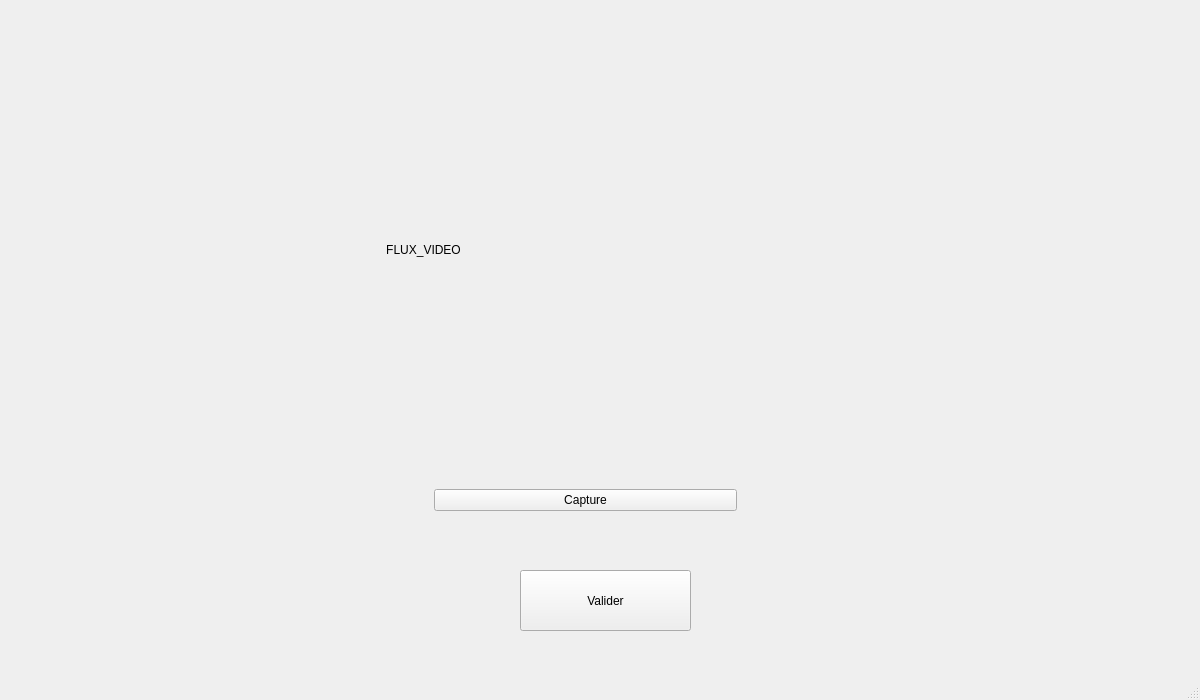
Above: reco_terrain.ui from Electrom500/Quadrimon before the change. Below: the same form after it.
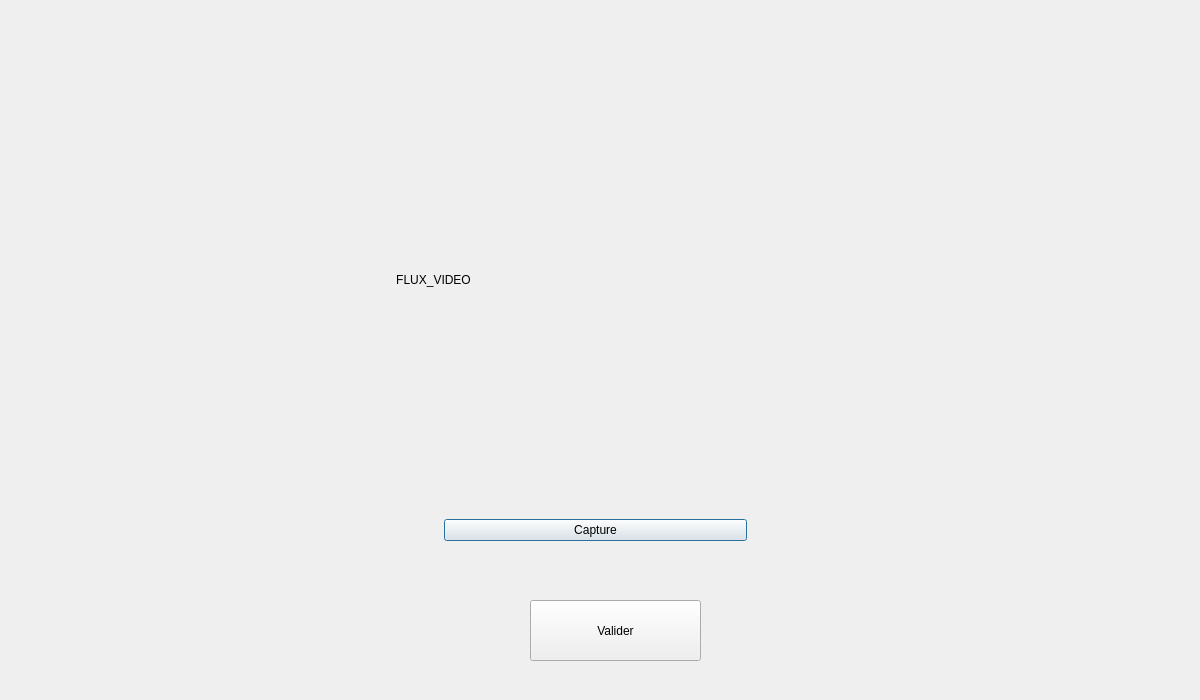
That is the form after the change.

The edit to the form file:
```diff
--- a/reco_terrain.ui
+++ b/reco_terrain.ui
@@ -1,7 +1,7 @@
 <?xml version="1.0" encoding="UTF-8"?>
 <ui version="4.0">
  <class>Reco_terrain</class>
- <widget class="QMainWindow" name="Reco_terrain">
+ <widget class="QDialog" name="Reco_terrain">
   <property name="geometry">
    <rect>
     <x>0</x>
@@ -13,25 +13,11 @@
   <property name="windowTitle">
    <string>MainWindow</string>
   </property>
-  <widget class="QWidget" name="centralwidget">
-   <widget class="QPushButton" name="valid_button">
-    <property name="geometry">
-     <rect>
-      <x>520</x>
-      <y>570</y>
-      <width>171</width>
-      <height>61</height>
-     </rect>
-    </property>
-    <property name="text">
-     <string>Valider</string>
-    </property>
-   </widget>
    <widget class="QWidget" name="gridLayoutWidget">
     <property name="geometry">
      <rect>
-      <x>90</x>
-      <y>10</y>
+     <x>100</x>
+     <y>40</y>
       <width>991</width>
       <height>511</height>
      </rect>
@@ -103,18 +89,19 @@
      </item>
     </layout>
    </widget>
-  </widget>
-  <widget class="QMenuBar" name="menubar">
+  <widget class="QPushButton" name="valid_button">
    <property name="geometry">
     <rect>
-     <x>0</x>
-     <y>0</y>
-     <width>1200</width>
-     <height>21</height>
+     <x>530</x>
+     <y>600</y>
+     <width>171</width>
+     <height>61</height>
     </rect>
    </property>
+   <property name="text">
+    <string>Valider</string>
+   </property>
   </widget>
-  <widget class="QStatusBar" name="statusbar"/>
  </widget>
  <resources/>
  <connections/>
```
Left out of the diff: 2 changed lines with no effect on the pictures. Lines whose indentation alone changed are shown as unchanged.
